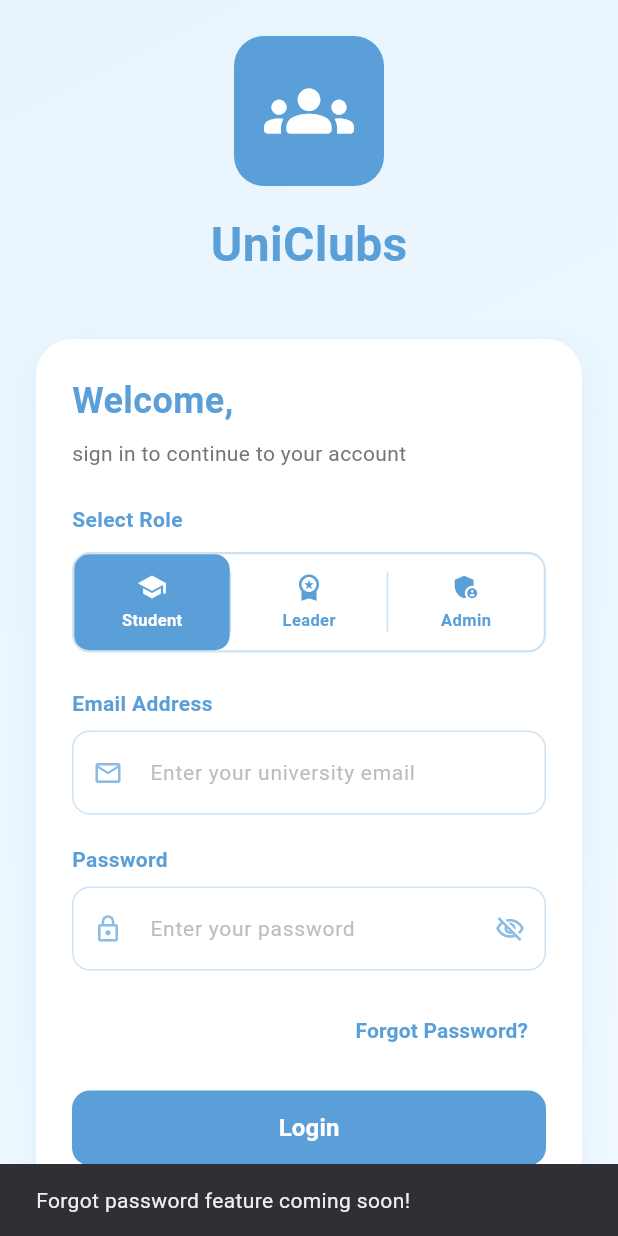
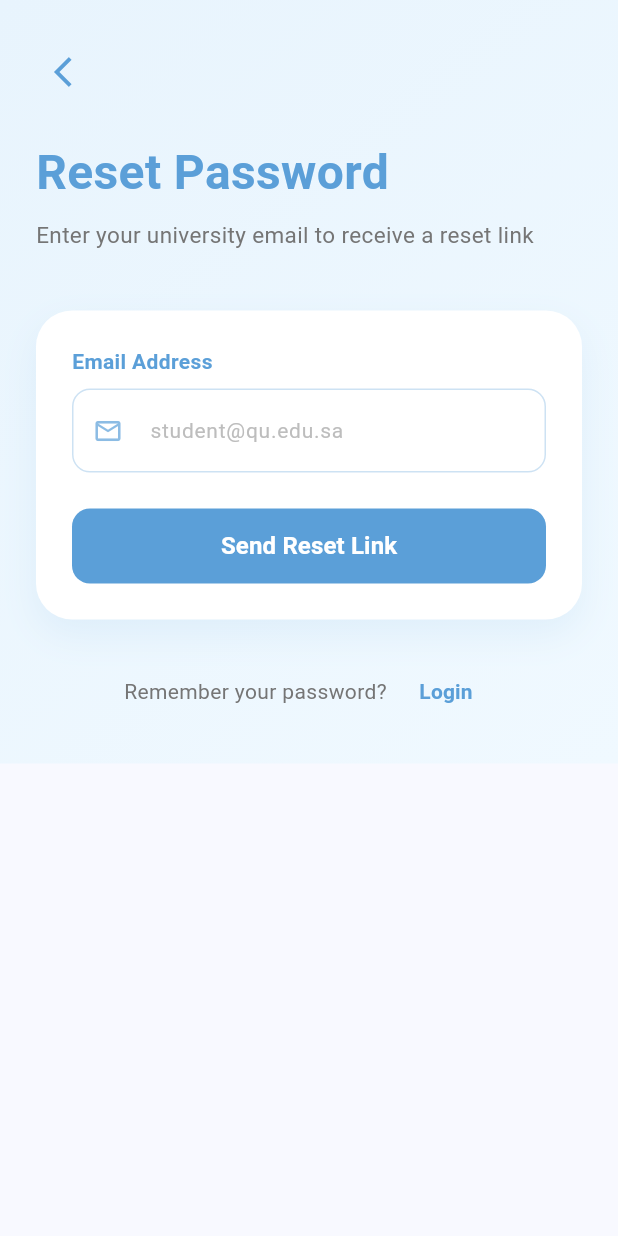
Before and after one commit to Bariqa1/Uniclubs, a Flutter app: the screen it shows after launch, after a tap on "Start Now", after a tap on "Forgot Password?", on a phone screen of 412 x 824 dp. Run offline on Flutter 3.47's test engine with Material 3 defaults, Android fonts, the phone set to English and light mode, and no system bars; our stand-ins replace cloud_firestore, firebase_auth, firebase_core; accounts and stored records are empty.

Commit message:
Added Registeration & Forgot Password Screens

```diff
--- a/lib/main.dart
+++ b/lib/main.dart
@@ -5,7 +5,9 @@ import 'package:cloud_firestore/cloud_firestore.dart';
 import 'firebase_options.dart';
 import 'screens/welcome_screen.dart';
 import 'screens/auth/login_screen.dart';
+import 'screens/auth/register_screen.dart';
 import 'screens/student/student_dashboard.dart';
+import 'screens/leader/leader_main_shell.dart';
 
 void main() async {
   WidgetsFlutterBinding.ensureInitialized();
@@ -33,7 +35,9 @@ class UniClubsApp extends StatelessWidget {
       home: const AuthGate(),
       routes: {
         '/login': (context) => const LoginScreen(),
+        '/register': (context) => const RegistrationScreen(),
         '/student-dashboard': (context) => const StudentDashboard(),
+        '/leader-dashboard': (context) => const ClubLeaderMainShell(),
       },
     );
   }
@@ -58,6 +62,7 @@ class AuthGate extends StatelessWidget {
 
       final role = doc.data()?['role'] ?? 'student';
       if (role == 'student') return const StudentDashboard();
+      if (role == 'club_leader') return const ClubLeaderMainShell();
     } catch (_) {}
 
     return const WelcomeScreen();
--- /dev/null
+++ b/lib/screens/auth/forgot_password_screen.dart
@@ -0,0 +1,290 @@
+import 'package:flutter/material.dart';
+import '../../services/auth_service.dart';
+
+class ForgotPasswordScreen extends StatefulWidget {
+  const ForgotPasswordScreen({super.key});
+
+  @override
+  State<ForgotPasswordScreen> createState() => _ForgotPasswordScreenState();
+}
+
+class _ForgotPasswordScreenState extends State<ForgotPasswordScreen> {
+  final _formKey = GlobalKey<FormState>();
+  final _emailController = TextEditingController();
+  final _authService = AuthService();
+
+  bool _isLoading = false;
+  bool _emailSent = false;
+
+  @override
+  void dispose() {
+    _emailController.dispose();
+    super.dispose();
+  }
+
+  Future<void> _handleReset() async {
+    if (!_formKey.currentState!.validate()) return;
+
+    setState(() => _isLoading = true);
+
+    final result = await _authService.resetPassword(
+      email: _emailController.text.trim(),
+    );
+
+    if (!mounted) return;
+    setState(() => _isLoading = false);
+
+    if (result['success']) {
+      setState(() => _emailSent = true);
+    } else {
+      ScaffoldMessenger.of(context).showSnackBar(
+        SnackBar(
+          content: Text(result['message']),
+          backgroundColor: Colors.red,
+          behavior: SnackBarBehavior.floating,
+          shape: RoundedRectangleBorder(borderRadius: BorderRadius.circular(12)),
+        ),
+      );
+    }
+  }
+
+  @override
+  Widget build(BuildContext context) {
+    return Scaffold(
+      body: Container(
+        decoration: const BoxDecoration(
+          gradient: LinearGradient(
+            colors: [Color(0xFFE8F4FD), Color(0xFFF0F9FF)],
+            begin: Alignment.topLeft,
+            end: Alignment.bottomRight,
+          ),
+        ),
+        child: SafeArea(
+          child: SingleChildScrollView(
+            padding: const EdgeInsets.all(24),
+            child: Column(
+              crossAxisAlignment: CrossAxisAlignment.start,
+              children: [
+                IconButton(
+                  onPressed: () => Navigator.pop(context),
+                  icon: const Icon(Icons.arrow_back_ios, color: Color(0xFF5B9FD8)),
+                ),
+                const SizedBox(height: 20),
+
+                const Text(
+                  'Reset Password',
+                  style: TextStyle(
+                    fontSize: 32,
+                    fontWeight: FontWeight.bold,
+                    color: Color(0xFF5B9FD8),
+                  ),
+                ),
+                const SizedBox(height: 8),
+                Text(
+                  'Enter your university email to receive a reset link',
+                  style: TextStyle(fontSize: 15, color: Colors.grey[600]),
+                ),
+                const SizedBox(height: 40),
+
+                _emailSent ? _buildSuccessState() : _buildForm(),
+              ],
+            ),
+          ),
+        ),
+      ),
+    );
+  }
+
+  Widget _buildForm() {
+    return Form(
+      key: _formKey,
+      child: Column(
+        crossAxisAlignment: CrossAxisAlignment.start,
+        children: [
+          Container(
+            padding: const EdgeInsets.all(24),
+            decoration: BoxDecoration(
+              color: Colors.white,
+              borderRadius: BorderRadius.circular(24),
+              boxShadow: [
+                BoxShadow(
+                  color: const Color(0xFF5B9FD8).withOpacity(0.1),
+                  blurRadius: 20,
+                  offset: const Offset(0, 10),
+                ),
+              ],
+            ),
+            child: Column(
+              crossAxisAlignment: CrossAxisAlignment.start,
+              children: [
+                const Text(
+                  'Email Address',
+                  style: TextStyle(
+                    fontSize: 14,
+                    fontWeight: FontWeight.w600,
+                    color: Color(0xFF5B9FD8),
+                  ),
+                ),
+                const SizedBox(height: 8),
+                TextFormField(
+                  controller: _emailController,
+                  keyboardType: TextInputType.emailAddress,
+                  decoration: InputDecoration(
+                    hintText: 'student@qu.edu.sa',
+                    hintStyle: TextStyle(color: Colors.grey[400], fontSize: 14),
+                    prefixIcon: Icon(
+                      Icons.email_outlined,
+                      color: const Color(0xFF5B9FD8).withOpacity(0.7),
+                      size: 20,
+                    ),
+                    filled: true,
+                    fillColor: Colors.white,
+                    border: OutlineInputBorder(
+                      borderRadius: BorderRadius.circular(12),
+                      borderSide: BorderSide(
+                          color: const Color(0xFF5B9FD8).withOpacity(0.3)),
+                    ),
+                    enabledBorder: OutlineInputBorder(
+                      borderRadius: BorderRadius.circular(12),
+                      borderSide: BorderSide(
+                          color: const Color(0xFF5B9FD8).withOpacity(0.3)),
+                    ),
+                    focusedBorder: OutlineInputBorder(
+                      borderRadius: BorderRadius.circular(12),
+                      borderSide:
+                          const BorderSide(color: Color(0xFF5B9FD8), width: 2),
+                    ),
+                    contentPadding: const EdgeInsets.symmetric(
+                        horizontal: 16, vertical: 16),
+                  ),
+                  validator: (value) {
+                    if (value == null || value.isEmpty) {
+                      return 'Please enter your email';
+                    }
+                    if (!value.contains('@')) {
+                      return 'Please enter a valid email';
+                    }
+                    return null;
+                  },
+                ),
+                const SizedBox(height: 24),
+                SizedBox(
+                  width: double.infinity,
+                  height: 50,
+                  child: ElevatedButton(
+                    onPressed: _isLoading ? null : _handleReset,
+                    style: ElevatedButton.styleFrom(
+                      backgroundColor: const Color(0xFF5B9FD8),
+                      shape: RoundedRectangleBorder(
+                        borderRadius: BorderRadius.circular(12),
+                      ),
+                      elevation: 0,
+                    ),
+                    child: _isLoading
+                        ? const SizedBox(
+                            height: 20,
+                            width: 20,
+                            child: CircularProgressIndicator(
+                              color: Colors.white,
+                              strokeWidth: 2,
+                            ),
+                          )
+                        : const Text(
+                            'Send Reset Link',
+                            style: TextStyle(
+                              fontSize: 16,
+                              fontWeight: FontWeight.bold,
+                              color: Colors.white,
+                            ),
+                          ),
+                  ),
+                ),
+              ],
+            ),
+          ),
+          const SizedBox(height: 24),
+          Row(
+            mainAxisAlignment: MainAxisAlignment.center,
+            children: [
+              Text(
+                'Remember your password?  ',
+                style: TextStyle(fontSize: 14, color: Colors.grey[600]),
+              ),
+              TextButton(
+                onPressed: () => Navigator.pop(context),
+                child: const Text(
+                  'Login',
+                  style: TextStyle(
+                    fontSize: 14,
+                    color: Color(0xFF5B9FD8),
+                    fontWeight: FontWeight.bold,
+                  ),
+                ),
+              ),
+            ],
+          ),
+        ],
+      ),
+    );
+  }
+
+  Widget _buildSuccessState() {
+    return Center(
+      child: Column(
+        children: [
+          Container(
+            width: 100,
+            height: 100,
+            decoration: BoxDecoration(
+              color: const Color(0xFF5B9FD8).withOpacity(0.1),
+              shape: BoxShape.circle,
+            ),
+            child: const Icon(
+              Icons.mark_email_read_outlined,
+              size: 50,
+              color: Color(0xFF5B9FD8),
+            ),
+          ),
+          const SizedBox(height: 24),
+          const Text(
+            'Check your inbox!',
+            style: TextStyle(
+              fontSize: 24,
+              fontWeight: FontWeight.bold,
+              color: Color(0xFF5B9FD8),
+            ),
+          ),
+          const SizedBox(height: 12),
+          Text(
+            'A password reset link has been sent to\n${_emailController.text.trim()}',
+            textAlign: TextAlign.center,
+            style: TextStyle(fontSize: 15, color: Colors.grey[600], height: 1.5),
+          ),
+          const SizedBox(height: 40),
+          SizedBox(
+            width: double.infinity,
+            height: 50,
+            child: ElevatedButton(
+              onPressed: () => Navigator.pop(context),
+              style: ElevatedButton.styleFrom(
+                backgroundColor: const Color(0xFF5B9FD8),
+                shape: RoundedRectangleBorder(
+                  borderRadius: BorderRadius.circular(12),
+                ),
+                elevation: 0,
+              ),
+              child: const Text(
+                'Back to Login',
+                style: TextStyle(
+                  fontSize: 16,
+                  fontWeight: FontWeight.bold,
+                  color: Colors.white,
+                ),
+              ),
+            ),
+          ),
+        ],
+      ),
+    );
+  }
+}
--- a/lib/screens/auth/login_screen.dart
+++ b/lib/screens/auth/login_screen.dart
@@ -1,5 +1,6 @@
 import 'package:flutter/material.dart';
 import '../../services/auth_service.dart';
+import 'forgot_password_screen.dart';
 
 class LoginScreen extends StatefulWidget {
   const LoginScreen({super.key});
@@ -58,10 +59,7 @@ class _LoginScreenState extends State<LoginScreen> {
       if (userRole == 'student') {
         Navigator.pushReplacementNamed(context, '/student-dashboard');
       } else if (userRole == 'club_leader') {
-        // TODO: Navigate to club leader dashboard
-        ScaffoldMessenger.of(context).showSnackBar(
-          const SnackBar(content: Text('Club leader dashboard coming soon!')),
-        );
+        Navigator.pushReplacementNamed(context, '/leader-dashboard');
       } else if (userRole == 'admin') {
         // TODO: Navigate to admin dashboard
         ScaffoldMessenger.of(context).showSnackBar(
@@ -354,15 +352,12 @@ class _LoginScreenState extends State<LoginScreen> {
                           Align(
                             alignment: Alignment.centerRight,
                             child: TextButton(
-                              onPressed: () {
-                                // TODO: Navigate to forgot password screen
-                                ScaffoldMessenger.of(context).showSnackBar(
-                                  const SnackBar(
-                                    content: Text('Forgot password feature coming soon!'),
-                                    duration: Duration(seconds: 1),
-                                  ),
-                                );
-                              },
+                              onPressed: () => Navigator.push(
+                                context,
+                                MaterialPageRoute(
+                                  builder: (_) => const ForgotPasswordScreen(),
+                                ),
+                              ),
                               child: const Text(
                                 'Forgot Password?',
                                 style: TextStyle(
--- a/pubspec.yaml
+++ b/pubspec.yaml
@@ -40,6 +40,7 @@ dependencies:
   firebase_storage: ^13.0.6
   firebase_messaging: ^16.1.1
   cloud_functions: ^6.0.6
+  intl: ^0.20.2
 
 dev_dependencies:
   flutter_test:
```
Also changed, not shown: lib/screens/auth/register_screen.dart (added, +362 -0 lines), pubspec.lock.
